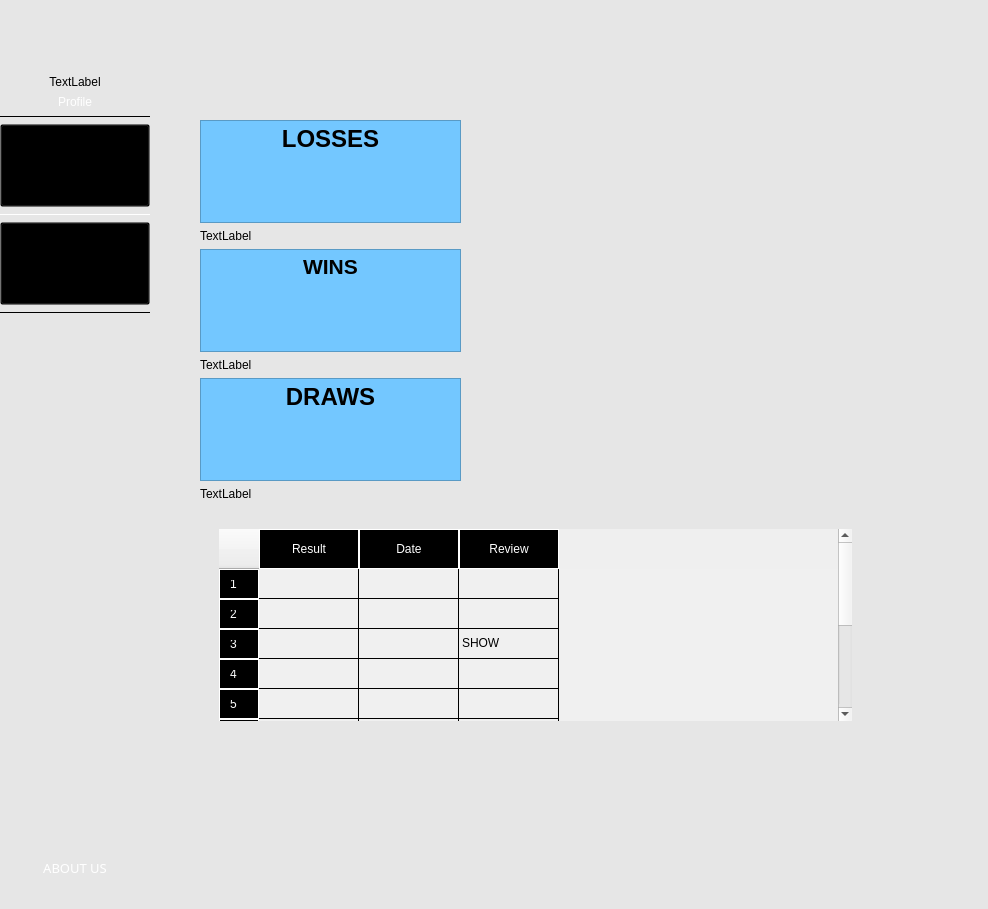
Above: Packet_Versions/Packet1/secdialog.ui from ameerlouly/TicTacToe_Embedded2027 before the change. Below: the same form after it.
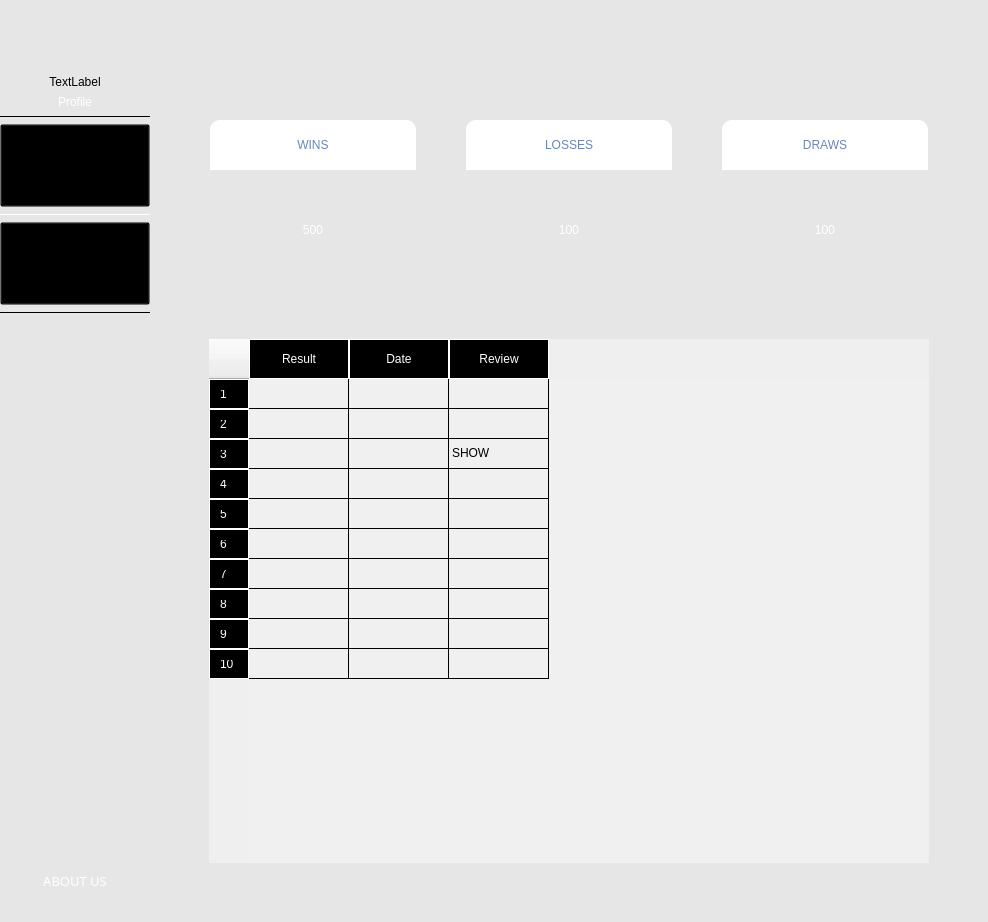
That is the form after the change. The open tabs and pages were chosen to show the change. Icons and pictures are not drawn.

Commit message: Showed minimize and maximize buttons in secdialog

What changed in the file:
```diff
--- a/Packet_Versions/Packet1/secdialog.ui
+++ b/Packet_Versions/Packet1/secdialog.ui
@@ -6,8 +6,8 @@
    <rect>
     <x>0</x>
     <y>0</y>
-    <width>948</width>
-    <height>909</height>
+    <width>988</width>
+    <height>922</height>
    </rect>
   </property>
   <property name="windowTitle">
@@ -2564,132 +2564,223 @@
        </layout>
       </widget>
       <widget class="QWidget" name="HistoryPage">
-       <widget class="QWidget" name="widget" native="true">
-        <property name="geometry">
-         <rect>
-          <x>50</x>
-          <y>60</y>
-          <width>261</width>
-          <height>381</height>
-         </rect>
+       <layout class="QVBoxLayout" name="verticalLayout_20">
+        <property name="spacing">
+         <number>30</number>
         </property>
-        <layout class="QGridLayout" name="gridLayout_20">
-         <item row="2" column="0">
-          <widget class="QTextEdit" name="wins_label">
-           <property name="styleSheet">
-            <string notr="true">QTextEdit
-{
-color:black;
-background-color: rgb(115, 199, 255);
- font: 700 16pt &quot;Segoe UI&quot;;
-}</string>
-           </property>
-           <property name="readOnly">
-            <bool>true</bool>
-           </property>
-           <property name="html">
-            <string>&lt;!DOCTYPE HTML PUBLIC &quot;-//W3C//DTD HTML 4.0//EN&quot; &quot;http://www.w3.org/TR/REC-html40/strict.dtd&quot;&gt;
-&lt;html&gt;&lt;head&gt;&lt;meta name=&quot;qrichtext&quot; content=&quot;1&quot; /&gt;&lt;meta charset=&quot;utf-8&quot; /&gt;&lt;style type=&quot;text/css&quot;&gt;
-p, li { white-space: pre-wrap; }
-hr { height: 1px; border-width: 0; }
-li.unchecked::marker { content: &quot;\2610&quot;; }
-li.checked::marker { content: &quot;\2612&quot;; }
-&lt;/style&gt;&lt;/head&gt;&lt;body style=&quot; font-family:'Segoe UI'; font-size:16pt; font-weight:700; font-style:normal;&quot;&gt;
-&lt;p align=&quot;center&quot; style=&quot; margin-top:0px; margin-bottom:0px; margin-left:0px; margin-right:0px; -qt-block-indent:0; text-indent:0px;&quot;&gt;WINS&lt;/p&gt;&lt;/body&gt;&lt;/html&gt;</string>
-           </property>
-          </widget>
-         </item>
+        <property name="leftMargin">
+         <number>50</number>
+        </property>
+        <property name="topMargin">
+         <number>50</number>
+        </property>
+        <property name="rightMargin">
+         <number>50</number>
+        </property>
+        <property name="bottomMargin">
+         <number>50</number>
+        </property>
+        <item>
+         <layout class="QGridLayout" name="gridLayout_9">
+          <property name="horizontalSpacing">
+           <number>30</number>
+          </property>
+          <property name="verticalSpacing">
+           <number>100</number>
+          </property>
          <item row="0" column="0">
-          <widget class="QTextEdit" name="losses_label">
+           <layout class="QVBoxLayout" name="verticalLayout_18">
+            <property name="spacing">
+             <number>0</number>
+            </property>
+            <property name="leftMargin">
+             <number>10</number>
+            </property>
+            <property name="topMargin">
+             <number>10</number>
+            </property>
+            <property name="rightMargin">
+             <number>10</number>
+            </property>
+            <property name="bottomMargin">
+             <number>10</number>
+            </property>
+            <item>
+             <widget class="QLabel" name="label_22">
            <property name="styleSheet">
-            <string notr="true">QTextEdit
+               <string notr="true">QLabel
 {
-color:black;
-background-color: rgb(115, 199, 255);
- font: 700 16pt &quot;Segoe UI&quot;;
+	background-color: white;
+	color: #6A85B6;
+	font: 600 20pt &quot;Montserrat&quot;;
+	min-height: 50px;
+	max-height: 50px;
+	border-top-right-radius: 10px;
+	border-top-left-radius: 10px;
 }</string>
-           </property>
-           <property name="readOnly">
-            <bool>true</bool>
-           </property>
-           <property name="html">
-            <string>&lt;!DOCTYPE HTML PUBLIC &quot;-//W3C//DTD HTML 4.0//EN&quot; &quot;http://www.w3.org/TR/REC-html40/strict.dtd&quot;&gt;
-&lt;html&gt;&lt;head&gt;&lt;meta name=&quot;qrichtext&quot; content=&quot;1&quot; /&gt;&lt;meta charset=&quot;utf-8&quot; /&gt;&lt;style type=&quot;text/css&quot;&gt;
-p, li { white-space: pre-wrap; }
-hr { height: 1px; border-width: 0; }
-li.unchecked::marker { content: &quot;\2610&quot;; }
-li.checked::marker { content: &quot;\2612&quot;; }
-&lt;/style&gt;&lt;/head&gt;&lt;body style=&quot; font-family:'Segoe UI'; font-size:16pt; font-weight:700; font-style:normal;&quot;&gt;
-&lt;p align=&quot;center&quot; style=&quot; margin-top:0px; margin-bottom:0px; margin-left:0px; margin-right:0px; -qt-block-indent:0; text-indent:0px;&quot;&gt;&lt;span style=&quot; font-size:18pt;&quot;&gt;LOSSES&lt;/span&gt;&lt;/p&gt;&lt;/body&gt;&lt;/html&gt;</string>
-           </property>
-          </widget>
-         </item>
-         <item row="1" column="0">
-          <widget class="QLabel" name="losses">
-           <property name="styleSheet">
-            <string notr="true">color: rgb(0,0,0);</string>
            </property>
            <property name="text">
-            <string>TextLabel</string>
+               <string>WINS</string>
+              </property>
+              <property name="alignment">
+               <set>Qt::AlignmentFlag::AlignCenter</set>
            </property>
           </widget>
          </item>
-         <item row="3" column="0">
+            <item>
           <widget class="QLabel" name="wins">
            <property name="styleSheet">
-            <string notr="true">color: rgb(0,0,0);</string>
+               <string notr="true">QLabel
+{
+	color: white;
+	font: 700 40pt &quot;Montserrat&quot;;
+	min-width: 100px;
+	min-height: 120px;
+	background-color: qlineargradient(spread:pad, x1:0.5, y1:0.8, x2:0.5, y2:0.0, stop:0 rgba(84, 204, 190, 255), 			stop:1 					rgba(164, 227, 207, 255));
+	border-bottom-left-radius: 10px;
+	border-bottom-right-radius: 10px;
+}</string>
            </property>
            <property name="text">
-            <string>TextLabel</string>
-           </property>
-          </widget>
-         </item>
-         <item row="4" column="0">
-          <widget class="QTextEdit" name="draws_label">
+               <string>500</string>
+              </property>
+              <property name="alignment">
+               <set>Qt::AlignmentFlag::AlignCenter</set>
+              </property>
+             </widget>
+            </item>
+           </layout>
+          </item>
+          <item row="0" column="1">
+           <layout class="QVBoxLayout" name="verticalLayout_17">
+            <property name="spacing">
+             <number>0</number>
+            </property>
+            <property name="leftMargin">
+             <number>10</number>
+            </property>
+            <property name="topMargin">
+             <number>10</number>
+            </property>
+            <property name="rightMargin">
+             <number>10</number>
+            </property>
+            <property name="bottomMargin">
+             <number>10</number>
+            </property>
+            <item>
+             <widget class="QLabel" name="label_23">
            <property name="styleSheet">
-            <string notr="true">QTextEdit
+               <string notr="true">QLabel
 {
-color:black;
-background-color: rgb(115, 199, 255);
- font: 700 16pt &quot;Segoe UI&quot;;
+	background-color: white;
+	color: #6A85B6;
+	font: 600 20pt &quot;Montserrat&quot;;
+	min-height: 50px;
+	max-height: 50px;
+	border-top-right-radius: 10px;
+	border-top-left-radius: 10px;
 }</string>
            </property>
-           <property name="readOnly">
-            <bool>true</bool>
-           </property>
-           <property name="html">
-            <string>&lt;!DOCTYPE HTML PUBLIC &quot;-//W3C//DTD HTML 4.0//EN&quot; &quot;http://www.w3.org/TR/REC-html40/strict.dtd&quot;&gt;
-&lt;html&gt;&lt;head&gt;&lt;meta name=&quot;qrichtext&quot; content=&quot;1&quot; /&gt;&lt;meta charset=&quot;utf-8&quot; /&gt;&lt;style type=&quot;text/css&quot;&gt;
-p, li { white-space: pre-wrap; }
-hr { height: 1px; border-width: 0; }
-li.unchecked::marker { content: &quot;\2610&quot;; }
-li.checked::marker { content: &quot;\2612&quot;; }
-&lt;/style&gt;&lt;/head&gt;&lt;body style=&quot; font-family:'Segoe UI'; font-size:16pt; font-weight:700; font-style:normal;&quot;&gt;
-&lt;p align=&quot;center&quot; style=&quot; margin-top:0px; margin-bottom:0px; margin-left:0px; margin-right:0px; -qt-block-indent:0; text-indent:0px;&quot;&gt;&lt;span style=&quot; font-size:18pt;&quot;&gt;DRAWS&lt;/span&gt;&lt;/p&gt;&lt;/body&gt;&lt;/html&gt;</string>
+              <property name="text">
+               <string>LOSSES</string>
+              </property>
+              <property name="alignment">
+               <set>Qt::AlignmentFlag::AlignCenter</set>
            </property>
           </widget>
          </item>
-         <item row="5" column="0">
+            <item>
+             <widget class="QLabel" name="losses">
+              <property name="styleSheet">
+               <string notr="true">QLabel
+{
+	color: white;
+	font: 700 40pt &quot;Montserrat&quot;;
+	min-width: 100px;
+	min-height: 120px;
+	background-color:qlineargradient(spread:pad, x1:0.5, y1:0, x2:0.5, y2:0.7, stop:0 rgba(186, 200, 224, 255), stop:1 rgba(106, 			133, 182, 255));
+	border-bottom-left-radius: 10px;
+	border-bottom-right-radius: 10px;
+}</string>
+              </property>
+              <property name="text">
+               <string>100</string>
+              </property>
+              <property name="alignment">
+               <set>Qt::AlignmentFlag::AlignCenter</set>
+              </property>
+             </widget>
+            </item>
+           </layout>
+          </item>
+          <item row="0" column="2">
+           <layout class="QVBoxLayout" name="verticalLayout_19">
+            <property name="spacing">
+             <number>0</number>
+            </property>
+            <property name="leftMargin">
+             <number>10</number>
+            </property>
+            <property name="topMargin">
+             <number>10</number>
+            </property>
+            <property name="rightMargin">
+             <number>10</number>
+            </property>
+            <property name="bottomMargin">
+             <number>10</number>
+            </property>
+            <item>
+             <widget class="QLabel" name="label_24">
+              <property name="styleSheet">
+               <string notr="true">QLabel
+{
+	background-color: white;
+	color: #6A85B6;
+	font: 600 20pt &quot;Montserrat&quot;;
+	min-height: 50px;
+	max-height: 50px;
+	border-top-right-radius: 10px;
+	border-top-left-radius: 10px;
+}</string>
+              </property>
+              <property name="text">
+               <string>DRAWS</string>
+              </property>
+              <property name="alignment">
+               <set>Qt::AlignmentFlag::AlignCenter</set>
+              </property>
+             </widget>
+            </item>
+            <item>
           <widget class="QLabel" name="draws">
            <property name="styleSheet">
-            <string notr="true">color: rgb(0,0,0);</string>
+               <string notr="true">QLabel
+{
+	color: white;
+	font: 700 40pt &quot;Montserrat&quot;;
+	min-width: 100px;
+	min-height: 120px;
+	background-color: qlineargradient(spread:pad, x1:0.5, y1:0, x2:0.5, y2:0.7, stop:0 rgba(222, 152, 227, 255), stop:1 rgba(162, 			84, 204, 255));
+	border-bottom-left-radius: 10px;
+	border-bottom-right-radius: 10px;
+}</string>
            </property>
            <property name="text">
-            <string>TextLabel</string>
-           </property>
+               <string>100</string>
+              </property>
+              <property name="alignment">
+               <set>Qt::AlignmentFlag::AlignCenter</set>
+              </property>
           </widget>
          </item>
         </layout>
-       </widget>
+          </item>
+         </layout>
+        </item>
+        <item>
        <widget class="QStackedWidget" name="stackedWidget_2">
-        <property name="geometry">
-         <rect>
-          <x>60</x>
-          <y>460</y>
-          <width>651</width>
-          <height>210</height>
-         </rect>
-        </property>
         <widget class="QWidget" name="page">
          <layout class="QVBoxLayout" name="verticalLayout_12">
           <item>
@@ -2796,6 +2887,8 @@
         </widget>
         <widget class="QWidget" name="page_2"/>
        </widget>
+        </item>
+       </layout>
       </widget>
       <widget class="QWidget" name="AboutPage">
        <layout class="QVBoxLayout" name="verticalLayout_10">
```
Left out of the diff: 2 changed lines with no effect on the pictures. Lines whose indentation alone changed are shown as unchanged. The commit also changes 4 other files.
